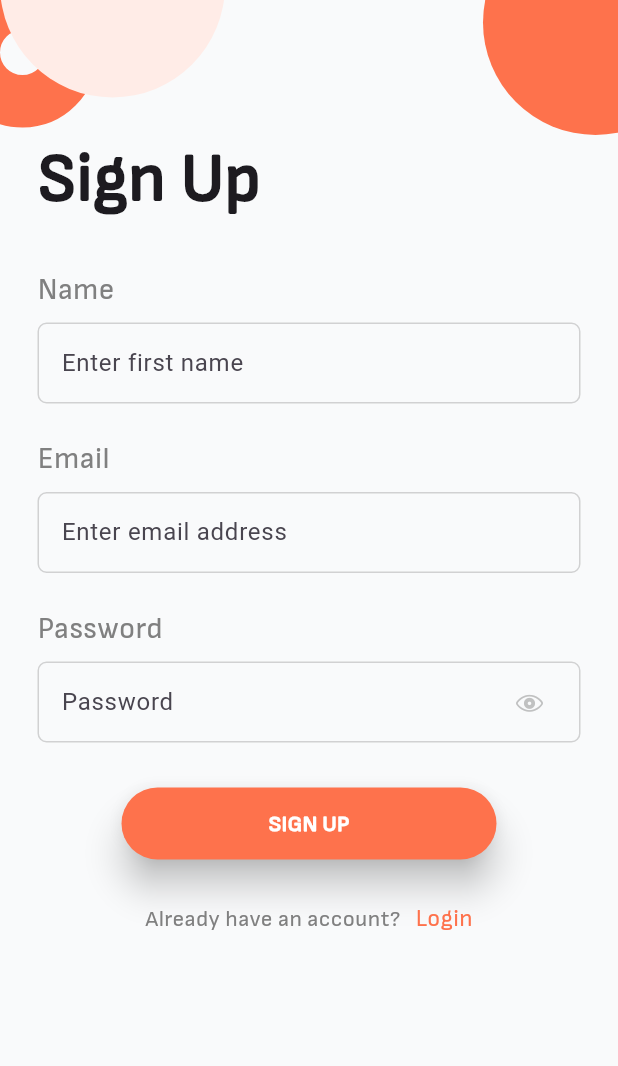
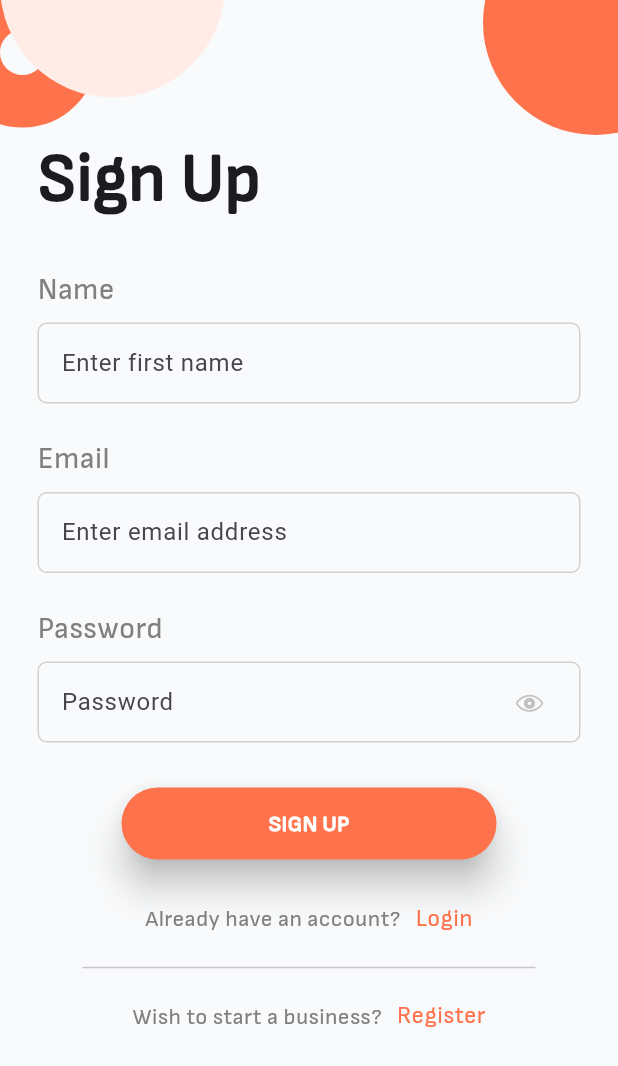
Before and after one commit to rydham-7span/food_hub, a Flutter app: the screen it shows after launch, on a phone screen of 412 x 824 dp. Shown: the top 1066 px of the screen. Run offline on Flutter 3.47's test engine with Material 3 defaults, Android fonts, the phone set to English and light mode, and no system bars; our stand-ins replace auto_route, bloc, cloud_firestore, connectivity_plus, device_info_plus, dio and 20 more; missing offline and left inert: qr_code_scanner; accounts and stored records are empty; generated files the repository leaves out were written again; Roboto replaces fonts that are missing (SofiaSans); statements that could not run were skipped; project files that could hold a hidden picture were left out.

Commit message:
changes in auth.

```diff
--- a/packages/food_app/lib/modules/auth/bloc/auth_event.dart
+++ b/packages/food_app/lib/modules/auth/bloc/auth_event.dart
@@ -14,3 +14,9 @@ class SignUpEvent extends AuthEvent {
 
   final UserModel userModel;
 }
+
+class AddUserToFBEvent extends AuthEvent {
+  AddUserToFBEvent({required this.userModel});
+
+  final UserModel userModel;
+}
--- a/packages/food_app/lib/modules/auth/bloc/auth_state.dart
+++ b/packages/food_app/lib/modules/auth/bloc/auth_state.dart
@@ -10,21 +10,24 @@ class AuthState {
     this.loginStatus = FirebaseStatus.initial,
     this.signupStatus = FirebaseStatus.initial,
     this.errorMessage,
+    this.isAdmin = false,
   });
 
   final String? errorMessage;
   final FirebaseStatus? loginStatus;
   final FirebaseStatus? signupStatus;
+  final bool isAdmin;
 
   AuthState copyWith({
     String? errorMessage,
     FirebaseStatus? loginStatus,
     FirebaseStatus? signupStatus,
+    bool? isAdmin,
   }) {
     return AuthState(
-      signupStatus: signupStatus ?? this.signupStatus,
-      loginStatus: loginStatus ?? this.loginStatus,
-      errorMessage: errorMessage ?? '',
-    );
+        signupStatus: signupStatus ?? this.signupStatus,
+        loginStatus: loginStatus ?? this.loginStatus,
+        errorMessage: errorMessage ?? '',
+        isAdmin: isAdmin ?? this.isAdmin);
   }
 }
--- a/packages/food_app/lib/modules/auth/model/user_model.dart
+++ b/packages/food_app/lib/modules/auth/model/user_model.dart
@@ -1,29 +1,41 @@
 class UserModel {
-  const UserModel({
+  UserModel({
     this.name,
     this.email,
     this.password,
+    this.restaurantId,
+    this.isAdmin,
   });
 
   final String? name;
   final String? email;
   final String? password;
+  final String? restaurantId;
+  bool? isAdmin = false;
 
-  Map<String, dynamic> toJson() => {
-        'name': name,
-        'email': email,
-        'password': password,
-      };
+  Map<String, dynamic> toJson() {
+    return {
+      'name': name,
+      'email': email,
+      if ((password?.isNotEmpty ?? false) || (password != '')) 'password': password,
+      'restaurantId': restaurantId,
+      'isAdmin': isAdmin,
+    };
+  }
 
   UserModel copyWith({
     String? name,
     String? email,
     String? password,
+    String? restaurantId,
+    bool? isAdmin,
   }) {
     return UserModel(
+      isAdmin: isAdmin ?? this.isAdmin,
       email: email ?? this.email,
       name: name ?? this.name,
       password: password ?? this.password,
+      restaurantId: restaurantId ?? this.restaurantId,
     );
   }
 }
--- a/packages/food_app/lib/modules/auth/repository/auth_repository.dart
+++ b/packages/food_app/lib/modules/auth/repository/auth_repository.dart
@@ -1,19 +1,25 @@
+import 'package:cloud_firestore/cloud_firestore.dart';
 import 'package:firebase_auth/firebase_auth.dart';
 import 'package:food_app/modules/auth/model/user_model.dart';
 import 'package:food_client/food_client.dart';
 
 abstract class IAuthService {
-  TaskEither<Failure, bool> login({
+  TaskEither<Failure, List<bool>> login({
     required UserModel userModel,
   });
 
   TaskEither<Failure, bool> register({
     required UserModel userModel,
   });
+
+  TaskEither<Failure, bool> addData({
+    required UserModel userModel,
+  });
 }
 
 class AuthService extends IAuthService {
   final FirebaseAuth auth = FirebaseAuth.instance;
+  final db = FirebaseFirestore.instance;
 
   @override
   TaskEither<Failure, bool> register({
@@ -38,7 +44,7 @@ class AuthService extends IAuthService {
   }
 
   @override
-  TaskEither<Failure, bool> login({
+  TaskEither<Failure, List<bool>> login({
     required UserModel userModel,
   }) {
     return TaskEither.tryCatch(
@@ -47,6 +53,29 @@ class AuthService extends IAuthService {
           email: userModel.email?.trim() ?? '',
           password: userModel.password?.trim() ?? '',
         );
+        final data = await db.collection('user').doc(FirebaseAuth.instance.currentUser?.uid).get();
+        final isAdmin = data.data()?['isAdmin'] as bool;
+        return [true, isAdmin];
+      },
+      (error, stackTrace) {
+        return APIFailure(
+          error: error,
+          stackTrace: stackTrace,
+        );
+      },
+    );
+  }
+
+  @override
+  TaskEither<Failure, bool> addData({
+    required UserModel userModel,
+  }) {
+    return TaskEither.tryCatch(
+      () async {
+        await db
+            .collection('user')
+            .doc(FirebaseAuth.instance.currentUser?.uid)
+            .set(userModel.toJson());
         return true;
       },
       (error, stackTrace) {
--- a/packages/food_app/lib/modules/auth/screens/signup_screen.dart
+++ b/packages/food_app/lib/modules/auth/screens/signup_screen.dart
@@ -1,6 +1,4 @@
 import 'package:auto_route/auto_route.dart';
-import 'package:cloud_firestore/cloud_firestore.dart';
-import 'package:firebase_auth/firebase_auth.dart';
 import 'package:flutter/cupertino.dart';
 import 'package:flutter/material.dart';
 import 'package:flutter_bloc/flutter_bloc.dart';
@@ -41,7 +39,7 @@ class _SignupScreenState extends State<SignupScreen> {
   final txtName = TextEditingController();
   final txtEmail = TextEditingController();
   final txtPass = TextEditingController();
-  final userModel = const UserModel();
+  final userModel = UserModel();
   bool isObscure = true;
 
   @override
@@ -51,12 +49,6 @@ class _SignupScreenState extends State<SignupScreen> {
       body: BlocConsumer<AuthBloc, AuthState>(
         listener: (context, state) {
           if (state.signupStatus == FirebaseStatus.loaded) {
-            FirebaseAuth.instance.currentUser?.uid;
-            final db = FirebaseFirestore.instance;
-            db.collection('user').doc('${FirebaseAuth.instance.currentUser?.uid}').set({
-              'isAdmin': false,
-            });
-
             context.router.pushAndPopUntil(
               const UserHomeRoute(),
               predicate: (Route<dynamic> route) => false,
@@ -184,8 +176,9 @@ class _SignupScreenState extends State<SignupScreen> {
                                   SignUpEvent(
                                     userModel: userModel.copyWith(
                                       name: txtName.text,
-                                      email: txtEmail.text,
+                                      email: txtEmail.text.toLowerCase(),
                                       password: txtPass.text,
+                                      isAdmin: false,
                                     ),
                                   ),
                                 );
@@ -229,6 +222,46 @@ class _SignupScreenState extends State<SignupScreen> {
                       ),
                     ),
                   ),
+                  const Padding(
+                    padding: EdgeInsets.all(15),
+                    child: Divider(
+                      indent: 40,
+                      endIndent: 40,
+                    ),
+                  ),
+                  Padding(
+                    padding: const EdgeInsets.only(bottom: 20),
+                    child: Align(
+                      child: Row(
+                        mainAxisAlignment: MainAxisAlignment.center,
+                        children: [
+                          AppText(
+                            LocaleKeys.register_admin_txt.tr(),
+                            fontSize: 15,
+                            color: context.colorScheme.m3Grey,
+                            fontWeight: AppFontWeight.light,
+                          ),
+                          const SizedBox(
+                            width: 10,
+                          ),
+                          GestureDetector(
+                            onTap: () {
+                              context.router.push(
+                                const RegisterAdminRoute(),
+                                // predicate: (Route<dynamic> route) => false,
+                              );
+                            },
+                            child: AppText(
+                              LocaleKeys.register.tr(),
+                              fontSize: 16,
+                              color: context.colorScheme.mainThemeColor,
+                              fontWeight: AppFontWeight.light,
+                            ),
+                          ),
+                        ],
+                      ),
+                    ),
+                  ),
                 ],
               ),
             ),
--- a/packages/food_localization/assets/l10n/en.json
+++ b/packages/food_localization/assets/l10n/en.json
@@ -1,6 +1,10 @@
 {
   "food_hub": "Food Hub",
   "login": "Login",
+  "register_admin_txt": "Wish to start a business?",
+  "register": "Register",
+  "business_name": "Business Name",
+  "enter_business_name": "Enter business name",
   "already_have_an_account": "Already have an account?",
   "name_is_required": "Name is required",
   "email_is_required": "Email is required",
```
Also changed, not shown: packages/food_app/lib/app/routes/route_guards/login_guard.dart (+16 -16 lines), packages/food_app/lib/modules/auth/bloc/auth_bloc.dart (+50 -5 lines), packages/food_app/lib/modules/auth/screens/login_screen.dart (+12 -5 lines).
